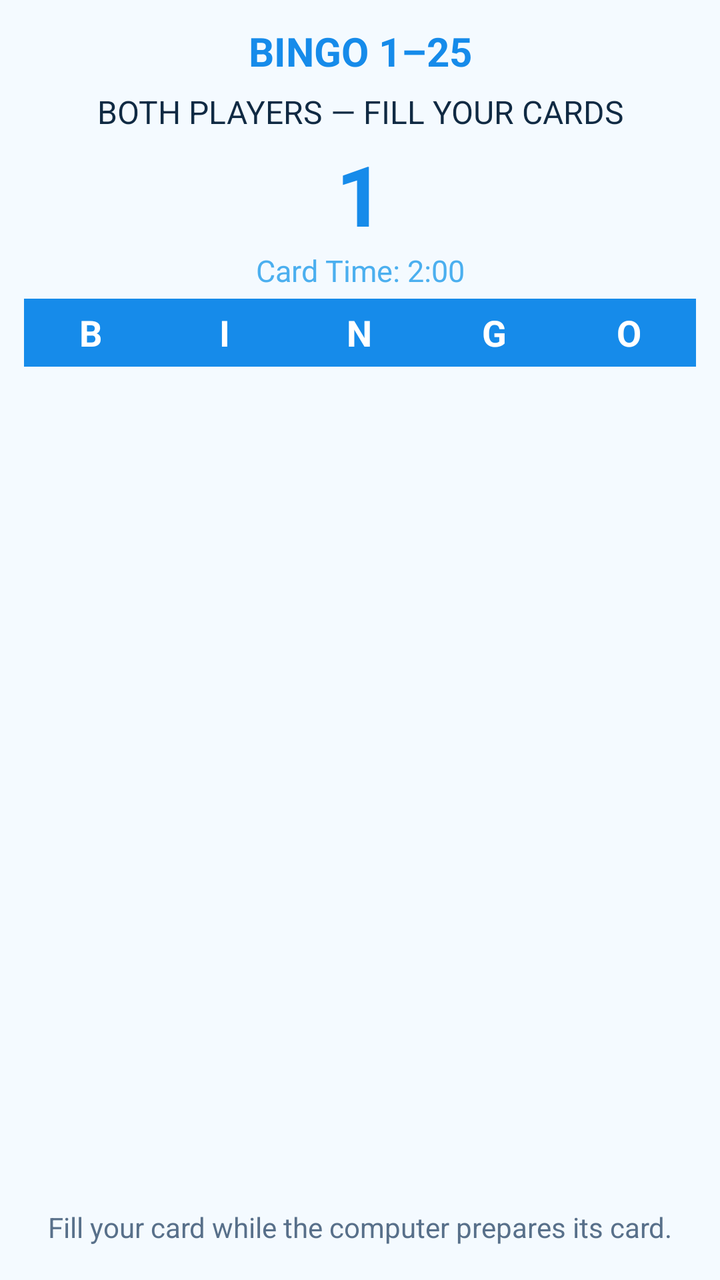
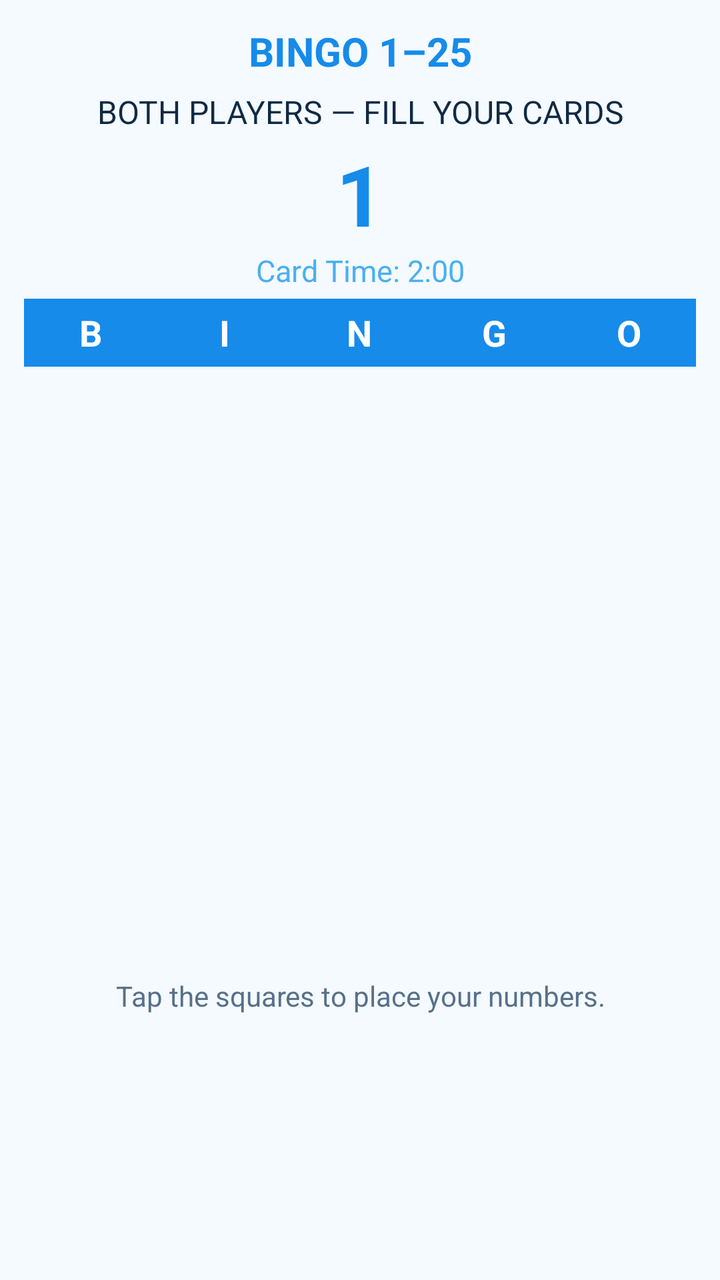

Two renders of the same Android screen: before a commit and after it. Below are the layout's source before the change and the commit's diff.
<!-- AndroidManifest.xml: application theme Theme.Bingo125 -->
<!-- res/layout/activity_computer_game.xml -->
<?xml version="1.0" encoding="utf-8"?>
<LinearLayout xmlns:android="http://schemas.android.com/apk/res/android"
    android:layout_width="match_parent"
    android:layout_height="match_parent"
    android:background="@color/bg_deep"
    android:orientation="vertical"
    android:padding="12dp">

    <TextView
        android:layout_width="match_parent"
        android:layout_height="wrap_content"
        android:text="BINGO 1–25"
        android:textColor="@color/accent_gold"
        android:textStyle="bold"
        android:textSize="20sp"
        android:gravity="center" />

    <TextView
        android:id="@+id/textStatusLabel"
        android:layout_width="match_parent"
        android:layout_height="wrap_content"
        android:text="BOTH PLAYERS — FILL YOUR CARDS"
        android:textColor="@color/text_primary"
        android:textSize="16sp"
        android:gravity="center"
        android:layout_marginTop="6dp" />

    <TextView
        android:id="@+id/textBigNumber"
        android:layout_width="match_parent"
        android:layout_height="wrap_content"
        android:text="1"
        android:textColor="@color/accent_gold"
        android:textSize="42sp"
        android:textStyle="bold"
        android:gravity="center"
        android:layout_marginTop="2dp" />

    <TextView
        android:id="@+id/textTimer"
        android:layout_width="match_parent"
        android:layout_height="wrap_content"
        android:text="Card Time: 2:00"
        android:textColor="@color/accent_coral"
        android:textSize="15sp"
        android:gravity="center"
        android:layout_marginBottom="4dp" />

    <HorizontalScrollView
        android:id="@+id/calledScroll"
        android:layout_width="match_parent"
        android:layout_height="wrap_content"
        android:visibility="gone">
        <LinearLayout
            android:id="@+id/calledNumbersRow"
            android:layout_width="wrap_content"
            android:layout_height="wrap_content"
            android:orientation="horizontal"
            android:padding="2dp" />
    </HorizontalScrollView>

    <GridLayout
        android:id="@+id/callPad"
        android:layout_width="match_parent"
        android:layout_height="wrap_content"
        android:columnCount="5"
        android:rowCount="5"
        android:visibility="gone"
        android:layout_marginTop="2dp"
        android:layout_marginBottom="3dp" />

    <LinearLayout
        android:id="@+id/bingoHeader"
        android:layout_width="match_parent"
        android:layout_height="34dp"
        android:orientation="horizontal"
        android:background="@color/accent_gold">
        <TextView android:layout_width="0dp" android:layout_height="match_parent" android:layout_weight="1" android:text="B" android:textColor="@color/white" android:textStyle="bold" android:textSize="18sp" android:gravity="center" />
        <TextView android:layout_width="0dp" android:layout_height="match_parent" android:layout_weight="1" android:text="I" android:textColor="@color/white" android:textStyle="bold" android:textSize="18sp" android:gravity="center" />
        <TextView android:layout_width="0dp" android:layout_height="match_parent" android:layout_weight="1" android:text="N" android:textColor="@color/white" android:textStyle="bold" android:textSize="18sp" android:gravity="center" />
        <TextView android:layout_width="0dp" android:layout_height="match_parent" android:layout_weight="1" android:text="G" android:textColor="@color/white" android:textStyle="bold" android:textSize="18sp" android:gravity="center" />
        <TextView android:layout_width="0dp" android:layout_height="match_parent" android:layout_weight="1" android:text="O" android:textColor="@color/white" android:textStyle="bold" android:textSize="18sp" android:gravity="center" />
    </LinearLayout>

    <GridLayout
        android:id="@+id/bingoGrid"
        android:layout_width="match_parent"
        android:layout_height="0dp"
        android:layout_weight="1"
        android:columnCount="5"
        android:rowCount="5"
        android:padding="2dp" />

    <TextView
        android:id="@+id/textFooterStatus"
        android:layout_width="match_parent"
        android:layout_height="wrap_content"
        android:text="Fill your card while the computer prepares its card."
        android:textColor="@color/text_secondary"
        android:gravity="center"
        android:padding="5dp" />

    <Button
        android:id="@+id/btnCallNumber"
        android:layout_width="match_parent"
        android:layout_height="wrap_content"
        android:text="CALL NUMBER"
        android:textStyle="bold"
        android:visibility="gone"
        android:layout_marginTop="2dp" />

</LinearLayout>
<!-- resources referenced by this layout -->
<resources>
  <color name="accent_coral">#4BAFEF</color>
  <color name="accent_gold">#168BEA</color>
  <color name="bg_deep">#F4FAFF</color>
  <color name="text_primary">#102A43</color>
  <color name="text_secondary">#58708A</color>
  <color name="white">#FFFFFF</color>
  <style name="Theme.Bingo125" parent="Theme.MaterialComponents.DayNight.NoActionBar">
          <item name="colorPrimary">@color/accent_gold</item>
          <item name="colorPrimaryDark">@color/bg_deep</item>
          <item name="colorAccent">@color/accent_coral</item>
          <item name="android:windowBackground">@color/bg_deep</item>
          <item name="android:statusBarColor">@color/bg_deep</item>
      </style>
</resources>

<!-- the commit's change to res/layout/activity_computer_game.xml (unified diff, before → after) -->
@@ -59,16 +59,6 @@
             android:padding="2dp" />
     </HorizontalScrollView>
 
-    <GridLayout
-        android:id="@+id/callPad"
-        android:layout_width="match_parent"
-        android:layout_height="wrap_content"
-        android:columnCount="5"
-        android:rowCount="5"
-        android:visibility="gone"
-        android:layout_marginTop="2dp"
-        android:layout_marginBottom="3dp" />
-
     <LinearLayout
         android:id="@+id/bingoHeader"
         android:layout_width="match_parent"
@@ -84,9 +74,9 @@
 
     <GridLayout
         android:id="@+id/bingoGrid"
-        android:layout_width="match_parent"
-        android:layout_height="0dp"
-        android:layout_weight="1"
+        android:layout_width="300dp"
+        android:layout_height="300dp"
+        android:layout_gravity="center_horizontal"
         android:columnCount="5"
         android:rowCount="5"
         android:padding="2dp" />
@@ -95,18 +85,9 @@
         android:id="@+id/textFooterStatus"
         android:layout_width="match_parent"
         android:layout_height="wrap_content"
-        android:text="Fill your card while the computer prepares its card."
+        android:text="Tap the squares to place your numbers."
         android:textColor="@color/text_secondary"
         android:gravity="center"
         android:padding="5dp" />
 
-    <Button
-        android:id="@+id/btnCallNumber"
-        android:layout_width="match_parent"
-        android:layout_height="wrap_content"
-        android:text="CALL NUMBER"
-        android:textStyle="bold"
-        android:visibility="gone"
-        android:layout_marginTop="2dp" />
-
 </LinearLayout>
